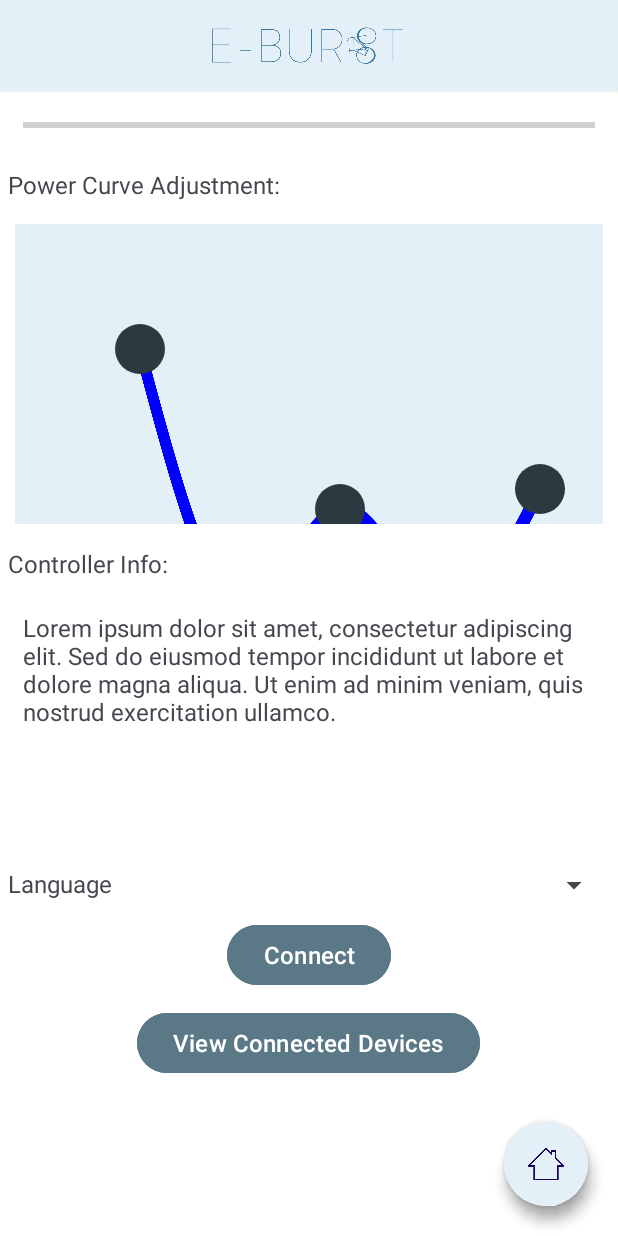
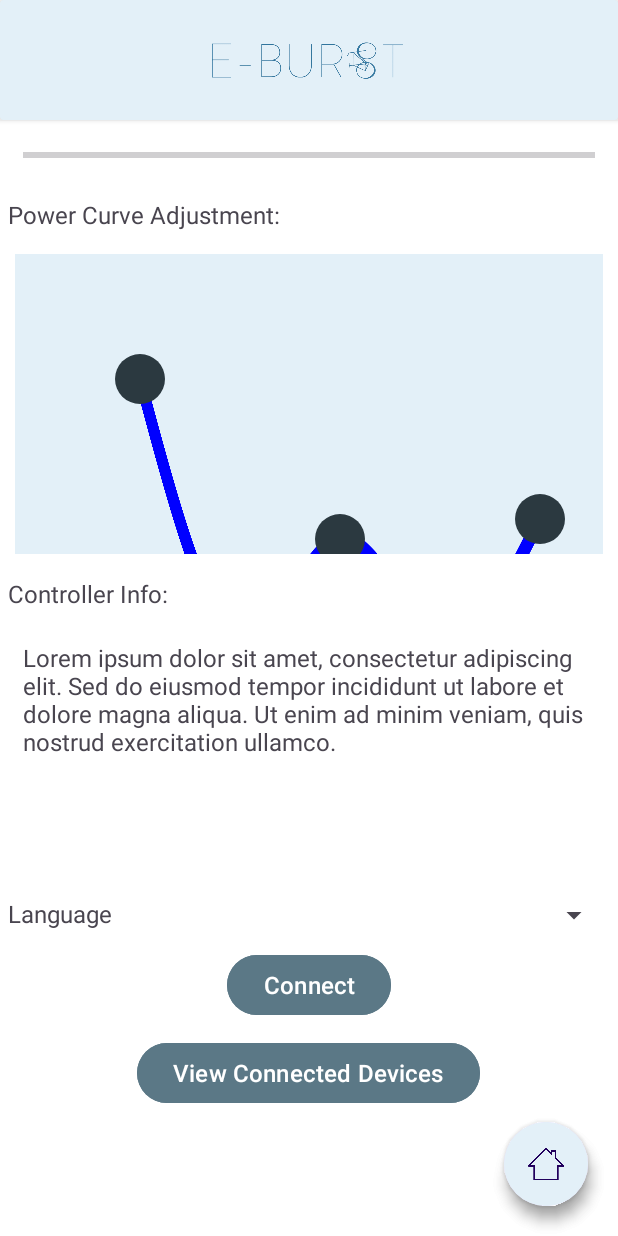
Before and after one commit to h-malm/eburst-temp, an Android app: the SecondFragment screen opened through its navigation route, on a phone screen of 412 x 824 dp. Run offline under Robolectric (Android 15) with nearby library versions, the phone set to English and light mode, and no system bars; our stand-ins replace navigation-ui; 9 statements that could not run were skipped.

Commit message:
Changed statusbar color

```diff
--- a/E-Burst-temporary/app/src/main/res/layout/fragment_first.xml
+++ b/E-Burst-temporary/app/src/main/res/layout/fragment_first.xml
@@ -21,7 +21,7 @@
             <ImageView
                 android:id="@+id/imageView2"
                 android:layout_width="130dp"
-                android:layout_height="60dp"
+                android:layout_height="80dp"
                 android:layout_gravity="center"
                 android:src="@drawable/logo2_withbackgruond" />
 
--- a/E-Burst-temporary/app/src/main/res/layout/fragment_second.xml
+++ b/E-Burst-temporary/app/src/main/res/layout/fragment_second.xml
@@ -22,7 +22,7 @@
             <ImageView
                 android:id="@+id/imageView2"
                 android:layout_width="130dp"
-                android:layout_height="60dp"
+                android:layout_height="80dp"
                 android:layout_gravity="center"
                 android:src="@drawable/logo2_withbackgruond" />
 
@@ -182,13 +182,17 @@
 
         android:src="@android:drawable/ic_input_add"
         app:shapeAppearanceOverlay="@style/RoundedShapeAppearance" />
+
     <com.google.android.material.floatingactionbutton.FloatingActionButton
         android:id="@+id/button1"
         android:layout_width="wrap_content"
         android:layout_height="wrap_content"
         android:layout_alignParentEnd="true"
         android:layout_alignParentBottom="true"
-        android:layout_margin="20dp"
+        android:layout_marginStart="20dp"
+        android:layout_marginTop="20dp"
+        android:layout_marginEnd="20dp"
+        android:layout_marginBottom="20dp"
         android:backgroundTint="@color/colorLightBlue"
         android:src="@drawable/homescreen_icon_white"
         app:shapeAppearanceOverlay="@style/RoundedShapeAppearance" />
--- a/E-Burst-temporary/app/src/main/res/values-v23/themes.xml
+++ b/E-Burst-temporary/app/src/main/res/values-v23/themes.xml
@@ -3,7 +3,7 @@
     <style name="Theme.EBurst" parent="Base.Theme.EBurst">
         <!-- Transparent system bars for edge-to-edge. -->
         <item name="android:navigationBarColor">@android:color/transparent</item>
-        <item name="android:statusBarColor">@color/colorPrimaryLightBlue</item>
+        <item name="android:statusBarColor">@color/gray</item>
         <item name="android:windowLightStatusBar">?attr/isLightTheme</item>
     </style>
 </resources>
```
